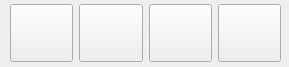
This is res/msv_framework_gui.ui in fran-jo/SimuGUI as Qt 5 draws it before an edit. The edited form follows.
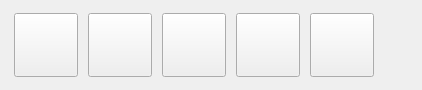
This is the edited form.

The edit to the form file:
```diff
--- a/res/msv_framework_gui.ui
+++ b/res/msv_framework_gui.ui
@@ -6,21 +6,27 @@
    <rect>
     <x>0</x>
     <y>0</y>
-    <width>289</width>
-    <height>67</height>
+    <width>422</width>
+    <height>90</height>
    </rect>
   </property>
   <property name="windowTitle">
    <string>wArIspEAcE</string>
   </property>
+  <property name="iconSize">
+   <size>
+    <width>48</width>
+    <height>48</height>
+   </size>
+  </property>
   <widget class="QWidget" name="centralwidget">
    <widget class="QWidget" name="gridLayoutWidget">
     <property name="geometry">
      <rect>
       <x>10</x>
-      <y>4</y>
-      <width>271</width>
-      <height>58</height>
+      <y>10</y>
+      <width>371</width>
+      <height>71</height>
      </rect>
     </property>
     <layout class="QGridLayout" name="gridLayout">
@@ -30,10 +36,10 @@
      <property name="leftMargin">
       <number>0</number>
      </property>
-     <item row="0" column="3">
+     <item row="0" column="4">
       <widget class="QPushButton" name="btnPlotSimu">
        <property name="sizePolicy">
-        <sizepolicy hsizetype="Minimum" vsizetype="Minimum">
+        <sizepolicy hsizetype="Maximum" vsizetype="Maximum">
          <horstretch>0</horstretch>
          <verstretch>0</verstretch>
         </sizepolicy>
@@ -95,7 +101,7 @@
        </property>
       </widget>
      </item>
-     <item row="0" column="2">
+     <item row="0" column="3">
       <widget class="QPushButton" name="btnSimulate">
        <property name="sizePolicy">
         <sizepolicy hsizetype="Minimum" vsizetype="Minimum">
@@ -126,7 +132,7 @@
        </property>
       </widget>
      </item>
-     <item row="0" column="1">
+     <item row="0" column="2">
       <widget class="QPushButton" name="btnConfigSolver">
        <property name="sizePolicy">
         <sizepolicy hsizetype="Minimum" vsizetype="Minimum">
@@ -157,6 +163,34 @@
        </property>
       </widget>
      </item>
+     <item row="0" column="1">
+      <widget class="QPushButton" name="btnM2M">
+       <property name="enabled">
+        <bool>true</bool>
+       </property>
+       <property name="sizePolicy">
+        <sizepolicy hsizetype="Minimum" vsizetype="Minimum">
+         <horstretch>0</horstretch>
+         <verstretch>0</verstretch>
+        </sizepolicy>
+       </property>
+       <property name="minimumSize">
+        <size>
+         <width>48</width>
+         <height>48</height>
+        </size>
+       </property>
+       <property name="maximumSize">
+        <size>
+         <width>64</width>
+         <height>64</height>
+        </size>
+       </property>
+       <property name="text">
+        <string/>
+       </property>
+      </widget>
+     </item>
     </layout>
    </widget>
   </widget>
```
Left out of the diff: 3 changed lines with no effect on the pictures.
